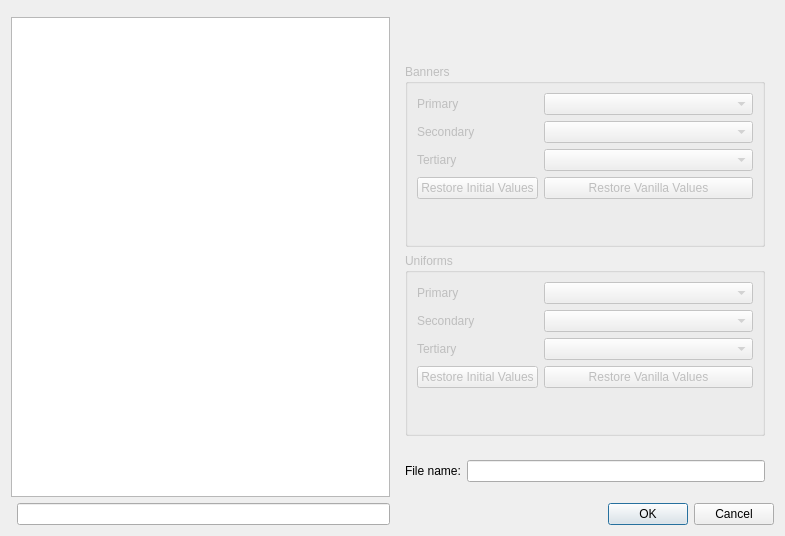
Qt form rpfm_ui/ui_templates/tool_faction_color_editor.ui (Frodo45127/rpfm) before a commit.
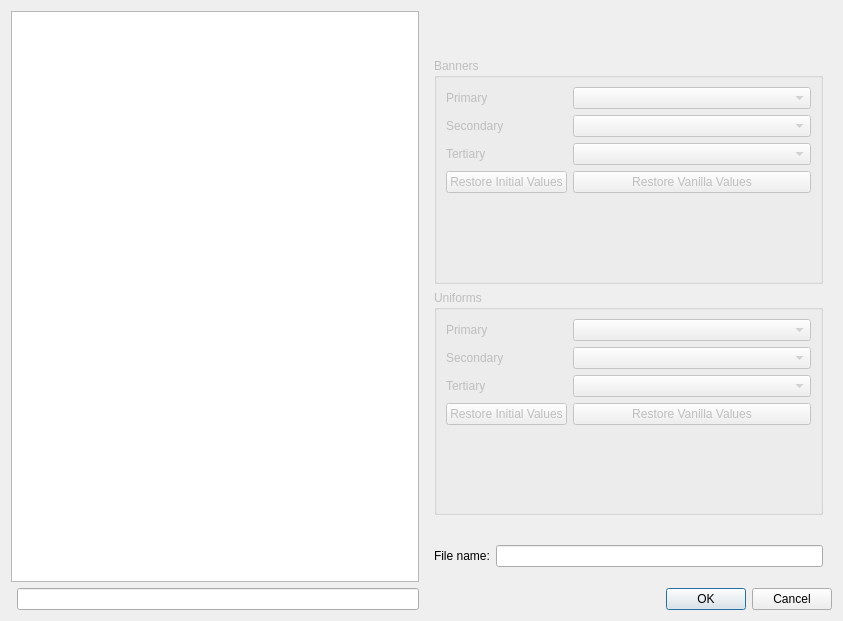
The same form after that commit. Custom widgets are drawn as their Qt base class.

Commit message: Improve behavior of KMessageWidget in Faction Painter.

```diff
--- a/rpfm_ui/ui_templates/tool_faction_color_editor.ui
+++ b/rpfm_ui/ui_templates/tool_faction_color_editor.ui
@@ -6,14 +6,30 @@
    <rect>
     <x>0</x>
     <y>0</y>
-    <width>785</width>
-    <height>536</height>
+    <width>843</width>
+    <height>621</height>
    </rect>
   </property>
   <property name="windowTitle">
    <string>Dialog</string>
   </property>
   <layout class="QGridLayout" name="gridLayout">
+   <item row="3" column="2" colspan="2">
+    <widget class="QWidget" name="widget" native="true">
+     <layout class="QFormLayout" name="formLayout_3">
+      <item row="0" column="0">
+       <widget class="QLabel" name="packed_file_name_label">
+        <property name="text">
+         <string>File name:</string>
+        </property>
+       </widget>
+      </item>
+      <item row="0" column="1">
+       <widget class="QLineEdit" name="packed_file_name_line_edit"/>
+      </item>
+     </layout>
+    </widget>
+   </item>
    <item row="1" column="2" colspan="2">
     <widget class="QWidget" name="details_widget" native="true">
      <layout class="QVBoxLayout" name="verticalLayout" stretch="0,10,10">
@@ -167,26 +183,10 @@
      </layout>
     </widget>
    </item>
-   <item row="2" column="2" colspan="2">
-    <widget class="QWidget" name="widget" native="true">
-     <layout class="QFormLayout" name="formLayout_3">
-      <item row="0" column="0">
-       <widget class="QLabel" name="packed_file_name_label">
-        <property name="text">
-         <string>File name:</string>
-        </property>
-       </widget>
-      </item>
-      <item row="0" column="1">
-       <widget class="QLineEdit" name="packed_file_name_line_edit"/>
-      </item>
-     </layout>
-    </widget>
-   </item>
-   <item row="4" column="1">
+   <item row="5" column="1">
     <widget class="QLineEdit" name="faction_list_filter_line_edit"/>
    </item>
-   <item row="4" column="3">
+   <item row="5" column="3">
     <widget class="QDialogButtonBox" name="button_box">
      <property name="orientation">
       <enum>Qt::Horizontal</enum>
@@ -196,10 +196,10 @@
      </property>
     </widget>
    </item>
-   <item row="1" column="0" rowspan="3" colspan="2">
+   <item row="1" column="0" rowspan="4" colspan="2">
     <widget class="QListView" name="faction_list_view"/>
    </item>
-   <item row="0" column="0" colspan="4">
+   <item row="2" column="2" colspan="2">
     <widget class="KMessageWidget" name="message_widget"/>
    </item>
   </layout>
```
The commit also changes 1 other file.
